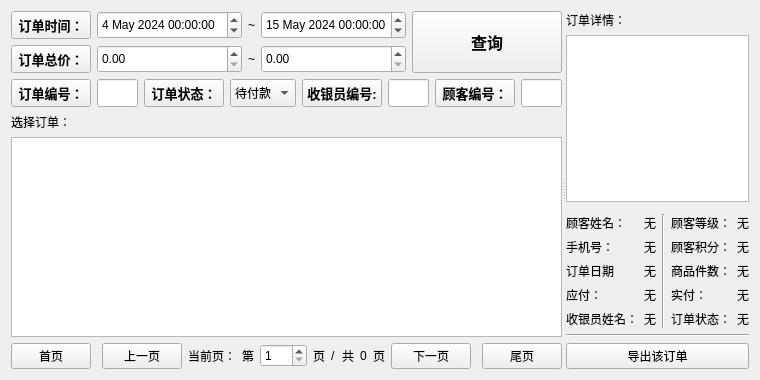
This is view/manager/widgetordermanager.ui in ylxcvvan/Supermarket-Commodity-Management-System as Qt 5 draws it before an edit. The edited form follows.
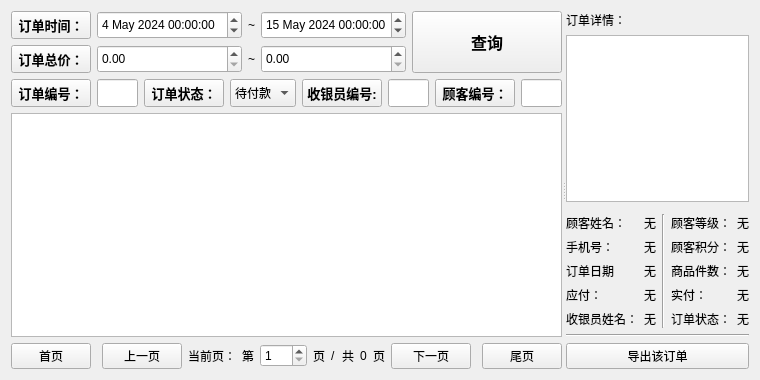
This is the edited form. Custom widgets are drawn as their Qt base class.

What changed in the file:
```diff
--- a/view/manager/widgetordermanager.ui
+++ b/view/manager/widgetordermanager.ui
@@ -377,13 +377,6 @@
        </item>
        <item>
         <layout class="QVBoxLayout" name="verticalLayout_3">
-         <item>
-          <widget class="QLabel" name="label_2">
-           <property name="text">
-            <string>选择订单：</string>
-           </property>
-          </widget>
-         </item>
          <item>
           <widget class="QTableView" name="tableViewOrder"/>
          </item>
```
